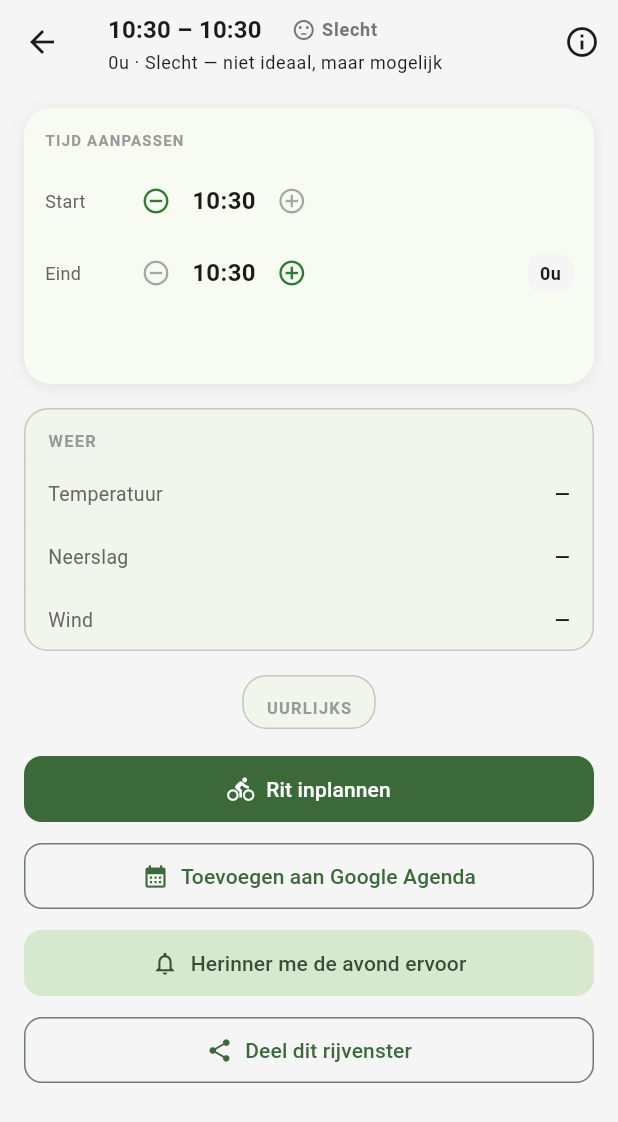
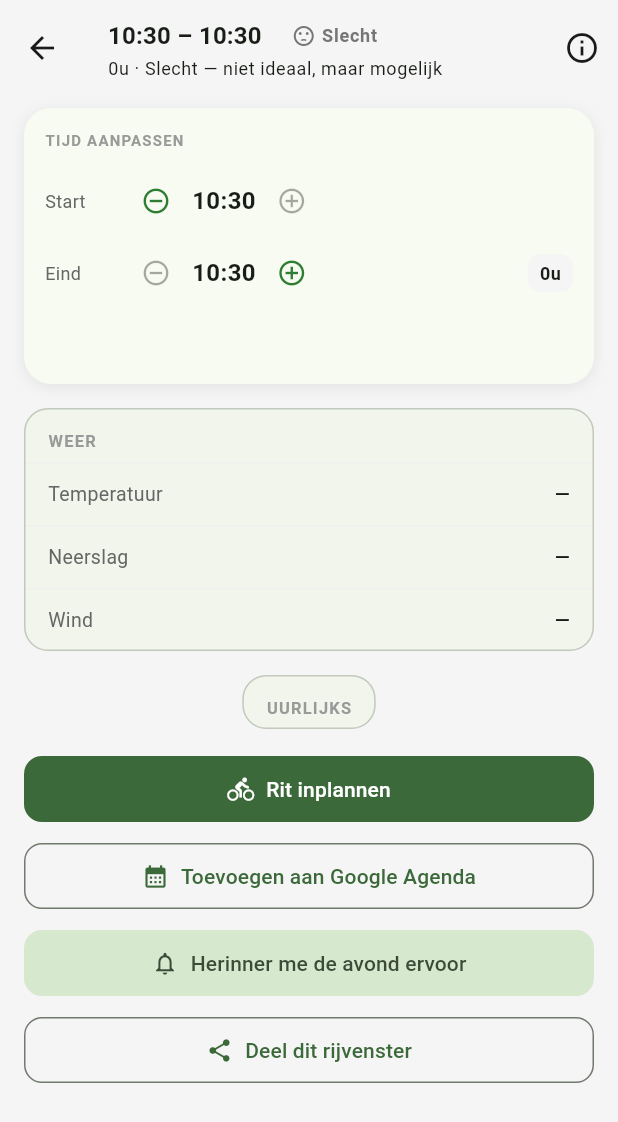
Before and after one commit to joostmouw/ridewindow, a Flutter app: the RideDetailScreen screen opened directly with empty values, on a phone screen of 412 x 824 dp. Shown: the top 1122 px of the screen. Run offline on Flutter 3.47's test engine with Material 3 defaults, Android fonts, the phone set to English and light mode, and no system bars; our stand-ins replace drift, drift_flutter, flutter_local_notifications, flutter_riverpod, flutter_timezone, freezed_annotation and 8 more; missing offline and left inert: extension_google_sign_in_as_googleapis_auth, googleapis, home_widget, workmanager; accounts and stored records are empty; generated files the repository leaves out were written again; network calls fail; statements that could not run were skipped.

Commit message:
fix: clothing logic + detail UI cleanup + agenda overflow
- Unified clothing recommendation: one shared recommendClothing()
  function used by both emoji widget and detail item list
- Fixed thresholds: shorts until 14°C (legs warm from pedaling),
  kort/kort ≥20°C, lang/kort 14-20°C, lang/lang 5-14°C, lang/lang+ <5°C
- Removed "het beste venster deze week" from all Perfect slots,
  tier descriptions now accurate per tier
- Combined redundant AppBar + ScoreBanner into single AppBar
- Agenda bottom sheet now scrollable (no more overflow)
- Detail AppBar: proper toolbarHeight + text ellipsis

Co-Authored-By: Claude Opus 4.6 <noreply@anthropic.com>

```diff
--- a/lib/features/detail/ride_detail_screen.dart
+++ b/lib/features/detail/ride_detail_screen.dart
@@ -258,7 +258,7 @@ class _RideDetailScreenState extends ConsumerState<RideDetailScreen> {
   // Widgets
   // ---------------------------------------------------------------------------
 
-  Widget _buildAppBar(BuildContext context) {
+  PreferredSizeWidget _buildAppBar(BuildContext context) {
     final rw = context.rw;
     final bg = _bannerBg(_effectiveSlot.tier);
     final s = S.of(context);
@@ -267,8 +267,10 @@ class _RideDetailScreenState extends ConsumerState<RideDetailScreen> {
     final description = _tierDescription(context, slot.tier);
 
     return AppBar(
+      toolbarHeight: 64,
       title: Column(
         crossAxisAlignment: CrossAxisAlignment.start,
+        mainAxisSize: MainAxisSize.min,
         children: [
           Row(
             children: [
@@ -283,6 +285,8 @@ class _RideDetailScreenState extends ConsumerState<RideDetailScreen> {
           Text(
             '$duration \u00B7 $description',
             style: Theme.of(context).textTheme.bodySmall,
+            maxLines: 1,
+            overflow: TextOverflow.ellipsis,
           ),
         ],
       ),
@@ -361,54 +365,29 @@ class _RideDetailScreenState extends ConsumerState<RideDetailScreen> {
   Widget _buildClothingTip() {
     final rw = context.rw;
     final temps = widget.forecasts
-        .where((f) => f.apparentTemperatureC != null)
-        .map((f) => f.apparentTemperatureC!)
+        .where((f) => f.temperatureC != null)
+        .map((f) => f.temperatureC!)
         .toList();
     if (temps.isEmpty) return const SizedBox.shrink();
 
-    final avgFeelsLike = temps.reduce((a, b) => a + b) / temps.length;
+    final avgTemp = temps.reduce((a, b) => a + b) / temps.length;
     final totalPrecip = widget.forecasts
         .where((f) => f.precipitationMm != null)
         .map((f) => f.precipitationMm!)
         .fold(0.0, (a, b) => a + b);
-    final avgWind = widget.forecasts
+    final winds = widget.forecasts
         .where((f) => f.windspeedKmh != null)
         .map((f) => f.windspeedKmh!)
         .toList();
-    final windAvg =
-        avgWind.isEmpty ? 0.0 : avgWind.reduce((a, b) => a + b) / avgWind.length;
+    final windAvg = winds.isEmpty ? 0.0 : winds.reduce((a, b) => a + b) / winds.length;
 
     final s = S.of(context);
-    final items = <String>[];
-    String icon;
-
-    if (avgFeelsLike < 5) {
-      icon = '\u{1F9E4}'; // gloves
-      items.addAll([s.clothingWinterJacket, s.clothingThermalPants, s.clothingGloves, s.clothingOvershoes]);
-    } else if (avgFeelsLike < 10) {
-      icon = '\u{1F9E5}'; // coat
-      items.addAll([s.clothingLongSleeveJersey, s.clothingArmWarmers, s.clothingLegWarmers]);
-    } else if (avgFeelsLike < 15) {
-      icon = '\u{1F455}'; // shirt
-      items.addAll([s.clothingLongSleeveJersey, s.clothingKneeWarmers]);
-    } else if (avgFeelsLike < 20) {
-      icon = '\u{1F455}';
-      items.add(s.clothingShortSleeveJersey);
-      if (avgFeelsLike < 17) items.add(s.clothingArmWarmersJustInCase);
-    } else if (avgFeelsLike < 28) {
-      icon = '\u{2600}\u{FE0F}'; // sun
-      items.addAll([s.clothingLightShirt, s.clothingSunscreen]);
-    } else {
-      icon = '\u{1F975}'; // hot face
-      items.addAll([s.clothingLightShirt, s.clothingSunscreen, s.clothingExtraWater]);
-    }
-
-    if (totalPrecip > 0.5) {
-      items.add(s.clothingRainJacket);
-    }
-    if (windAvg > 25) {
-      items.add(s.clothingWindVest);
-    }
+    final advice = recommendClothing(
+      avgTempC: avgTemp,
+      avgWindKmh: windAvg,
+      totalPrecipMm: totalPrecip,
+    );
+    final items = clothingItems(advice, s);
 
     final cs = Theme.of(context).colorScheme;
     return Card(
@@ -422,10 +401,8 @@ class _RideDetailScreenState extends ConsumerState<RideDetailScreen> {
       child: Padding(
         padding: const EdgeInsets.all(14),
         child: Row(
-          crossAxisAlignment: CrossAxisAlignment.start,
+          crossAxisAlignment: CrossAxisAlignment.center,
           children: [
-            Text(icon, style: const TextStyle(fontSize: 22)),
-            const SizedBox(width: 12),
             Expanded(
               child: Column(
                 crossAxisAlignment: CrossAxisAlignment.start,
@@ -452,7 +429,7 @@ class _RideDetailScreenState extends ConsumerState<RideDetailScreen> {
             ),
             const SizedBox(width: 12),
             ClothingTip(
-              avgTempC: avgFeelsLike,
+              avgTempC: avgTemp,
               avgWindKmh: windAvg,
               totalPrecipMm: totalPrecip,
             ),
@@ -827,10 +804,7 @@ class _RideDetailScreenState extends ConsumerState<RideDetailScreen> {
 
     return Scaffold(
       backgroundColor: rw.surface,
-      appBar: PreferredSize(
-        preferredSize: const Size.fromHeight(64),
-        child: _buildAppBar(context),
-      ),
+      appBar: _buildAppBar(context),
       body: SafeArea(
         child: Column(
           children: [
```
Also changed, not shown: lib/features/agenda/week_agenda_screen.dart (+16 -5 lines), lib/features/shared/clothing_tip.dart (+113 -30 lines), lib/l10n/app_en.arb (+4 -4 lines), lib/l10n/app_nl.arb (+4 -4 lines).
